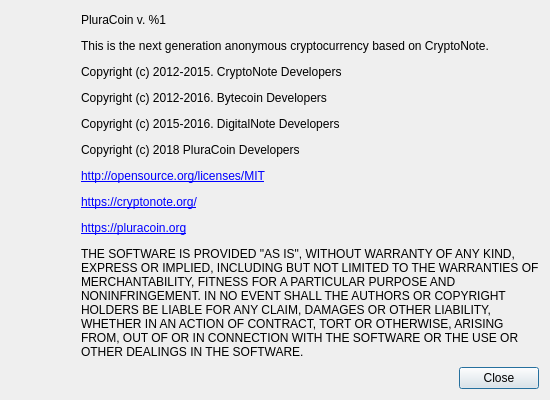
pluracoin/pluracoin-gui-wallet, file src/gui/ui/aboutdialog.ui: the form before one commit.
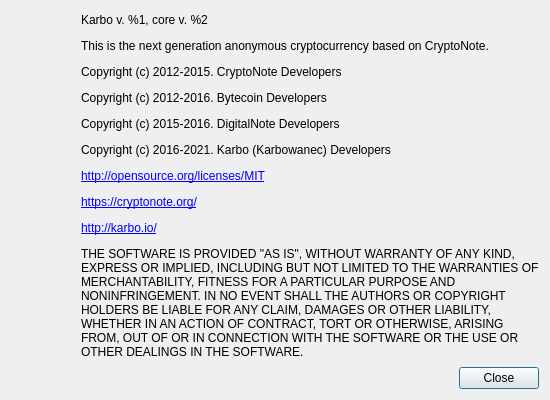
The form after the commit. Icons and pictures are not drawn.

What changed in the file:
```diff
--- a/src/gui/ui/aboutdialog.ui
+++ b/src/gui/ui/aboutdialog.ui
@@ -98,7 +98,7 @@
         </size>
        </property>
        <property name="text">
-        <string>&lt;html&gt;&lt;head/&gt;&lt;body&gt;&lt;p&gt;PluraCoin v. %1&lt;/p&gt;&lt;p&gt;This is the next generation anonymous cryptocurrency based on CryptoNote.&lt;/p&gt;&lt;p&gt;Copyright (c) 2012-2015. CryptoNote Developers&lt;/p&gt;&lt;p&gt;Copyright (c) 2012-2016. Bytecoin Developers&lt;/p&gt;&lt;p&gt;Copyright (c) 2015-2016. DigitalNote Developers&lt;/p&gt;&lt;p&gt;Copyright (c) 2018 PluraCoin Developers&lt;/p&gt;&lt;p&gt;&lt;a href=&quot;http://opensource.org/licenses/MIT&quot;&gt;&lt;span style=&quot; text-decoration: underline; color:#0000ff;&quot;&gt;http://opensource.org/licenses/MIT&lt;/span&gt;&lt;/a&gt;&lt;/p&gt;&lt;p&gt;&lt;a href=&quot;https://cryptonote.org/&quot;&gt;&lt;span style=&quot; text-decoration: underline; color:#0000ff;&quot;&gt;https://cryptonote.org/&lt;/span&gt;&lt;/a&gt;&lt;/p&gt;&lt;p&gt;&lt;a href=&quot;https://pluracoin.org&quot;&gt;&lt;span style=&quot; text-decoration: underline; color:#0000ff;&quot;&gt;https://pluracoin.org&lt;/span&gt;&lt;/a&gt;&lt;/p&gt;&lt;p&gt;THE SOFTWARE IS PROVIDED &amp;quot;AS IS&amp;quot;, WITHOUT WARRANTY OF ANY KIND, EXPRESS OR IMPLIED, INCLUDING BUT NOT LIMITED TO THE WARRANTIES OF MERCHANTABILITY, FITNESS FOR A PARTICULAR PURPOSE AND NONINFRINGEMENT. IN NO EVENT SHALL THE AUTHORS OR COPYRIGHT HOLDERS BE LIABLE FOR ANY CLAIM, DAMAGES OR OTHER LIABILITY, WHETHER IN AN ACTION OF CONTRACT, TORT OR OTHERWISE, ARISING FROM, OUT OF OR IN CONNECTION WITH THE SOFTWARE OR THE USE OR OTHER DEALINGS IN THE SOFTWARE.&lt;/p&gt;&lt;/body&gt;&lt;/html&gt;</string>
+            <string>&lt;html&gt;&lt;head/&gt;&lt;body&gt;&lt;p&gt;Karbo v. %1, core v. %2&lt;/p&gt;&lt;p&gt;This is the next generation anonymous cryptocurrency based on CryptoNote.&lt;/p&gt;&lt;p&gt;Copyright (c) 2012-2015. CryptoNote Developers&lt;/p&gt;&lt;p&gt;Copyright (c) 2012-2016. Bytecoin Developers&lt;/p&gt;&lt;p&gt;Copyright (c) 2015-2016. DigitalNote Developers&lt;/p&gt;&lt;p&gt;Copyright (c) 2016-2021. Karbo (Karbowanec) Developers&lt;/p&gt;&lt;p&gt;&lt;a href=&quot;http://opensource.org/licenses/MIT&quot;&gt;&lt;span style=&quot; text-decoration: underline; color:#0000ff;&quot;&gt;http://opensource.org/licenses/MIT&lt;/span&gt;&lt;/a&gt;&lt;/p&gt;&lt;p&gt;&lt;a href=&quot;https://cryptonote.org/&quot;&gt;&lt;span style=&quot; text-decoration: underline; color:#0000ff;&quot;&gt;https://cryptonote.org/&lt;/span&gt;&lt;/a&gt;&lt;/p&gt;&lt;p&gt;&lt;a href=&quot;http://karbo.io/&quot;&gt;&lt;span style=&quot; text-decoration: underline; color:#0000ff;&quot;&gt;http://karbo.io/&lt;/span&gt;&lt;/a&gt;&lt;/p&gt;&lt;p&gt;THE SOFTWARE IS PROVIDED &amp;quot;AS IS&amp;quot;, WITHOUT WARRANTY OF ANY KIND, EXPRESS OR IMPLIED, INCLUDING BUT NOT LIMITED TO THE WARRANTIES OF MERCHANTABILITY, FITNESS FOR A PARTICULAR PURPOSE AND NONINFRINGEMENT. IN NO EVENT SHALL THE AUTHORS OR COPYRIGHT HOLDERS BE LIABLE FOR ANY CLAIM, DAMAGES OR OTHER LIABILITY, WHETHER IN AN ACTION OF CONTRACT, TORT OR OTHERWISE, ARISING FROM, OUT OF OR IN CONNECTION WITH THE SOFTWARE OR THE USE OR OTHER DEALINGS IN THE SOFTWARE.&lt;/p&gt;&lt;/body&gt;&lt;/html&gt;</string>
        </property>
        <property name="textFormat">
         <enum>Qt::RichText</enum>
```
Left out of the diff: 2 changed lines with no effect on the pictures.
